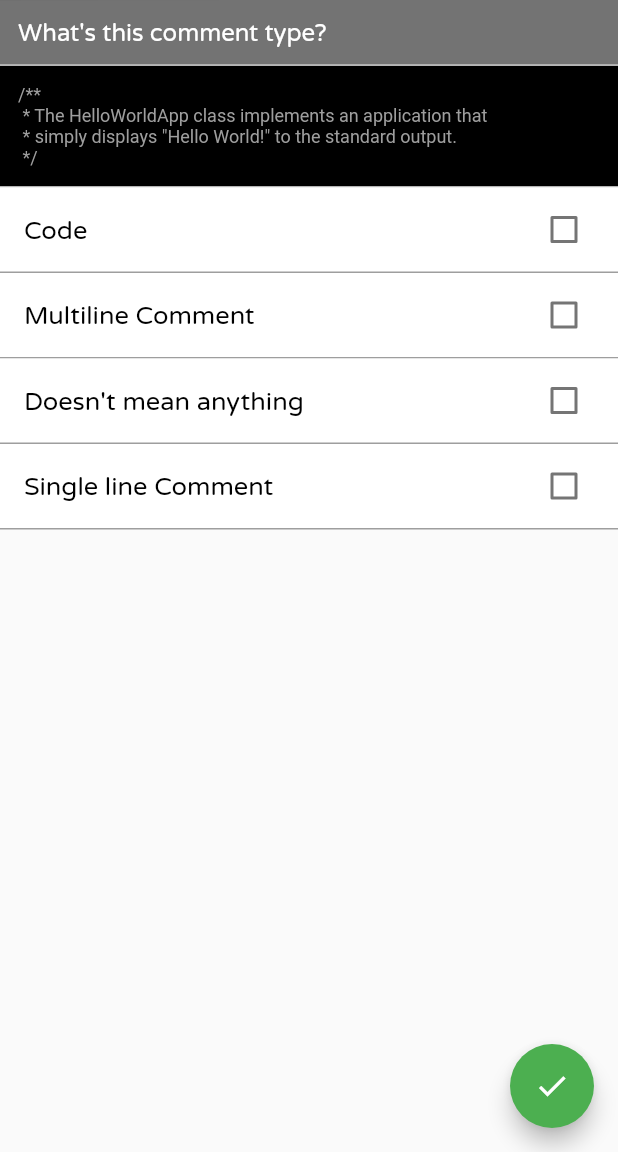
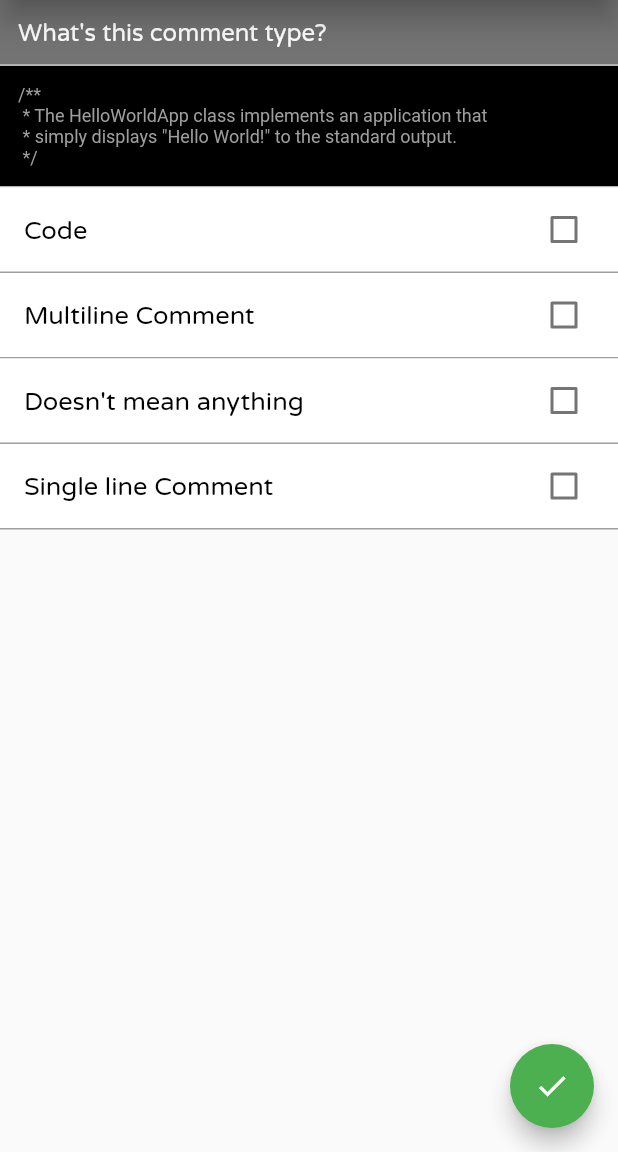
Before and after one commit to alokomkar/dual, a Flutter app: the MultiChoiceCodeScreen screen opened by its route, on a phone screen of 412 x 824 dp, the part 84-1236 px from its top. Run offline on Flutter 3.47's test engine with Material 2 defaults, Android fonts, the phone set to English and light mode, and no system bars; our stand-ins replace firebase_auth, firebase_database, google_sign_in, shared_preferences, string_scanner; accounts and stored records are empty; network calls fail.

```diff
--- a/lib/base/base_state.dart
+++ b/lib/base/base_state.dart
@@ -17,7 +17,7 @@ abstract class BaseState<T extends StatefulWidget> extends State<T> {
   }
 
   AppBar buildAppBar( String title ) => AppBar(
-    elevation: 0.1,
+    elevation: 8,
     backgroundColor: Color.fromRGBO(58, 66, 86, 1.0),
     title: Text(title,
       style: buildTextStyle(22),),
```
Also changed, not shown: lib/widgets/blink_button.dart (+11 -3 lines).
